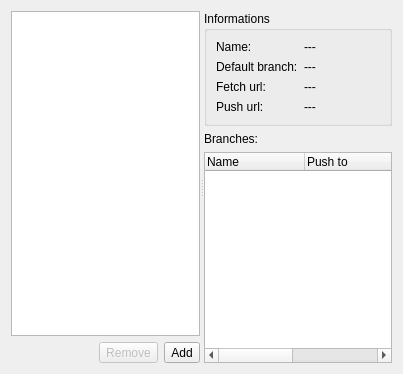
First picture: the form in src/widgets/remoteswidget.ui, repository HamedMasafi/GitKlient, before the edit.
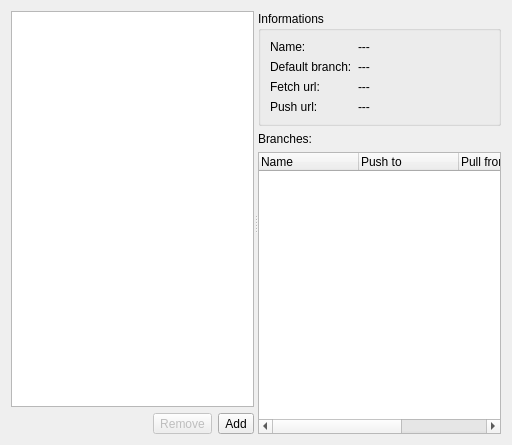
Second picture: the form after the edit. Icons and pictures are not drawn.

```diff
--- a/src/widgets/remoteswidget.ui
+++ b/src/widgets/remoteswidget.ui
@@ -6,8 +6,8 @@
    <rect>
     <x>0</x>
     <y>0</y>
-    <width>403</width>
-    <height>374</height>
+    <width>512</width>
+    <height>445</height>
    </rect>
   </property>
   <property name="windowTitle">
```
